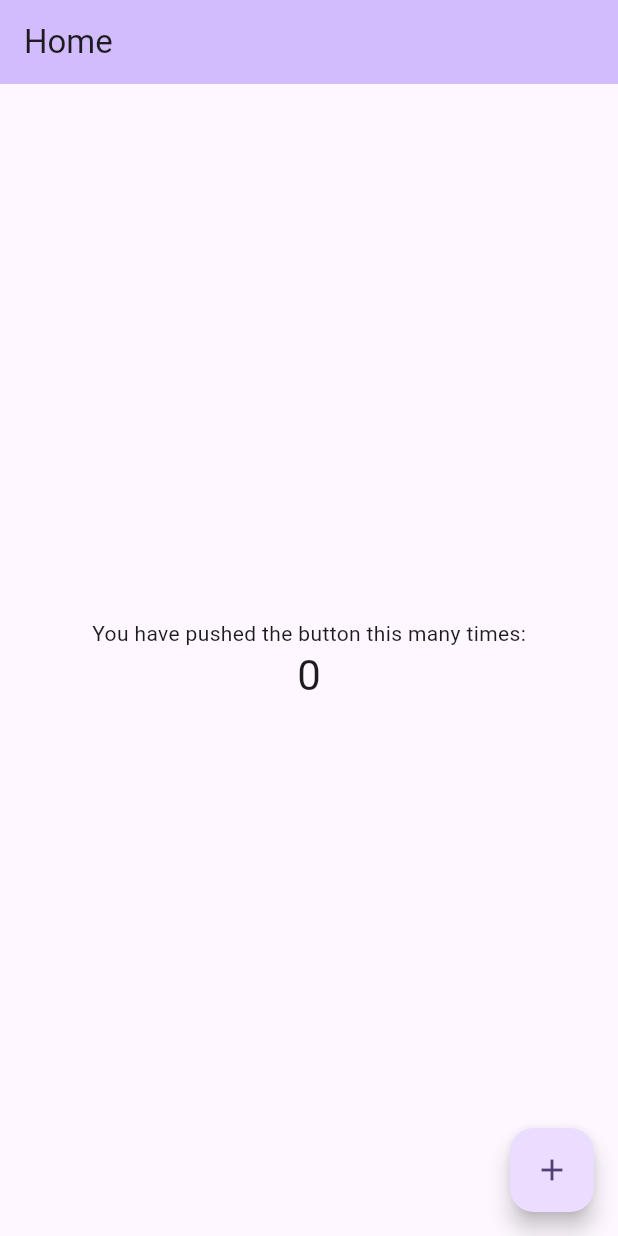
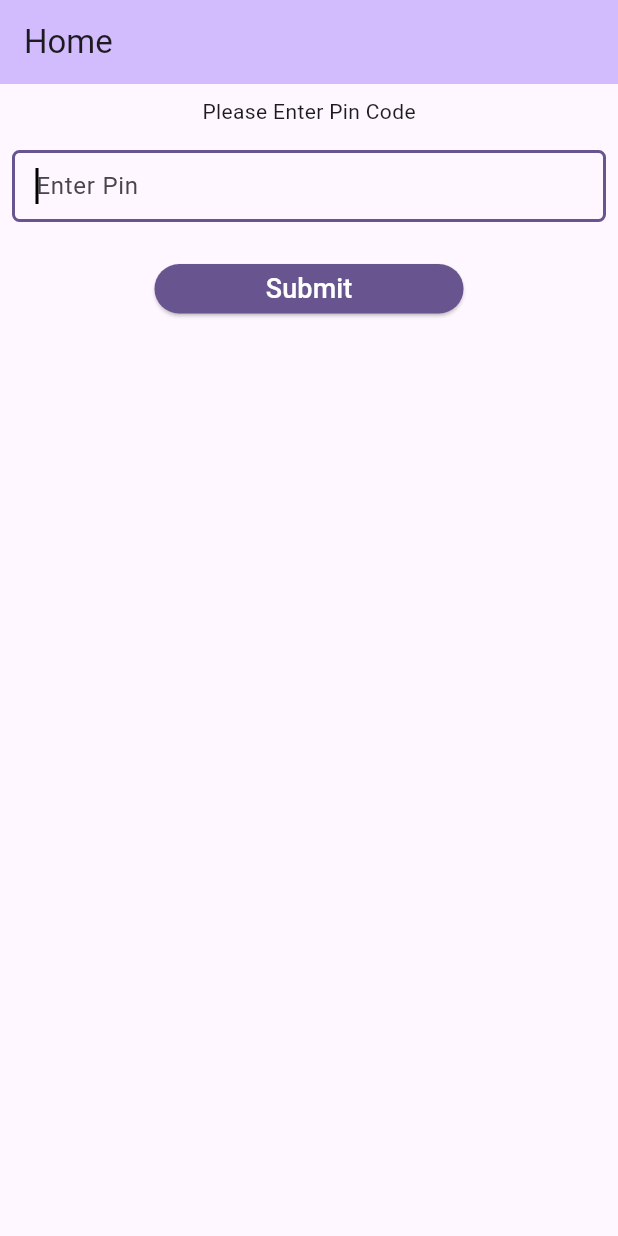
Before and after one commit to Rgada28/Zippopotamus_flutter, a Flutter app: the screen it shows after launch, on a phone screen of 412 x 824 dp. Run offline on Flutter 3.47's test engine with Material 3 defaults, Android fonts, the phone set to English and light mode, and no system bars; our stand-ins replace get.

Commit message:
feat: Add Home UI

```diff
--- a/lib/config/routes.dart
+++ b/lib/config/routes.dart
@@ -1,5 +1,6 @@
 import 'package:get/get_navigation/src/routes/get_route.dart';
-import 'package:zippopotamus/modules/home/presentation/home_view.dart';
+import 'package:zippopotamus/modules/home/presentation/bindings/home_view_binding.dart';
+import 'package:zippopotamus/modules/home/presentation/views/home_view.dart';
 import 'package:zippopotamus/modules/splash/presentation/bindings/splash_binding.dart';
 import 'package:zippopotamus/modules/splash/presentation/views/splash_view.dart';
 
@@ -10,7 +11,7 @@ class Routes {
     GetPage(
       name: '/$homeView',
       page: () => const HomeView(),
-      // binding: HomeViewBinding(),
+      binding: HomeViewBinding(),
     ),
     GetPage(
       name: '/$splashView',
--- /dev/null
+++ b/lib/core/constants/string/home_string.dart
@@ -0,0 +1,5 @@
+class HomeStrings {
+  static String home = "Home";
+  static String enterPin = "Please Enter Pin Code";
+  static String submit = "Submit";
+}
--- a/lib/main.dart
+++ b/lib/main.dart
@@ -23,7 +23,6 @@ class MyApp extends StatelessWidget {
       getPages: Routes.routes,
       initialBinding: SplashViewBinding(),
       initialRoute: Routes.splashView,
-      // home: const SplashView(),
     );
   }
 }
--- /dev/null
+++ b/lib/modules/home/presentation/bindings/home_view_binding.dart
@@ -0,0 +1,9 @@
+import 'package:get/get.dart';
+import 'package:zippopotamus/modules/home/presentation/controllers/home_controller.dart';
+
+class HomeViewBinding extends Bindings {
+  @override
+  void dependencies() {
+    Get.lazyPut<HomeController>(() => HomeController());
+  }
+}
--- /dev/null
+++ b/lib/modules/home/presentation/controllers/home_controller.dart
@@ -0,0 +1,13 @@
+import 'package:flutter/widgets.dart';
+import 'package:get/get.dart';
+
+class HomeController extends GetxController {
+  Rx<TextEditingController> pinCodeController = TextEditingController().obs;
+  final formKey = GlobalKey<FormState>();
+
+  @override
+  void onClose() {
+    pinCodeController.value.dispose();
+    super.onClose();
+  }
+}
--- a/lib/modules/home/presentation/home_view.dart
+++ /dev/null
@@ -1,47 +0,0 @@
-import 'package:flutter/material.dart';
-
-class HomeView extends StatefulWidget {
-  const HomeView({super.key});
-
-  @override
-  State<HomeView> createState() => _HomeViewState();
-}
-
-class _HomeViewState extends State<HomeView> {
-  int _counter = 0;
-
-  void _incrementCounter() {
-    setState(() {
-      _counter++;
-    });
-  }
-
-  @override
-  Widget build(BuildContext context) {
-    return Scaffold(
-      appBar: AppBar(
-        backgroundColor: Theme.of(context).colorScheme.inversePrimary,
-        title: const Text("Home"),
-      ),
-      body: Center(
-        child: Column(
-          mainAxisAlignment: MainAxisAlignment.center,
-          children: <Widget>[
-            const Text(
-              'You have pushed the button this many times:',
-            ),
-            Text(
-              '$_counter',
-              style: Theme.of(context).textTheme.headlineMedium,
-            ),
-          ],
-        ),
-      ),
-      floatingActionButton: FloatingActionButton(
-        onPressed: _incrementCounter,
-        tooltip: 'Increment',
-        child: const Icon(Icons.add),
-      ),
-    );
-  }
-}
--- /dev/null
+++ b/lib/modules/home/presentation/views/home_view.dart
@@ -0,0 +1,87 @@
+import 'package:flutter/material.dart';
+import 'package:get/get_state_manager/get_state_manager.dart';
+import 'package:get/get_utils/get_utils.dart';
+import 'package:zippopotamus/core/constants/string/home_string.dart';
+import 'package:zippopotamus/modules/home/presentation/controllers/home_controller.dart';
+
+class HomeView extends GetView<HomeController> {
+  const HomeView({super.key});
+
+  @override
+  Widget build(BuildContext context) {
+    return Scaffold(
+      appBar: AppBar(
+        backgroundColor: Theme.of(context).colorScheme.inversePrimary,
+        title: Text(HomeStrings.home),
+      ),
+      body: Column(
+        mainAxisAlignment: MainAxisAlignment.start,
+        children: <Widget>[
+          Padding(
+            padding: const EdgeInsets.all(8.0),
+            child: Text(
+              HomeStrings.enterPin,
+            ),
+          ),
+          Padding(
+            padding: const EdgeInsets.all(8.0),
+            child: Form(
+              key: controller.formKey,
+              child: TextFormField(
+                autofocus: true,
+                controller: controller.pinCodeController.value,
+                textAlign: TextAlign.start,
+                onChanged: (String value) {},
+                enableInteractiveSelection: true,
+                cursorColor: Colors.black,
+                textInputAction: TextInputAction.done,
+                keyboardType: TextInputType.phone,
+                validator: (value) {
+                  if (value == null || value.isEmpty) {
+                    return 'Please a pin some text';
+                  }
+                  if (value.isEmpty) {
+                    return 'Please enter min 3 character';
+                  }
+                  return null;
+                },
+                decoration: const InputDecoration(
+                  counterText: "",
+                  isDense: true,
+                  hintText: 'Enter Pin',
+                  border: OutlineInputBorder(
+                    borderRadius: BorderRadius.all(Radius.circular(5.0)),
+                  ),
+                ),
+              ),
+            ),
+          ),
+          const SizedBox(
+            height: 20,
+          ),
+          SizedBox(
+            width: context.mediaQuery.size.width * 0.5,
+            height: context.mediaQuery.size.width * 0.08,
+            child: ElevatedButton(
+              style: ButtonStyle(
+                  backgroundColor: WidgetStateProperty.all<Color>(
+                      Theme.of(context).colorScheme.primary)),
+              onPressed: () {
+                controller.formKey.currentState!.validate();
+              },
+              child: Text(
+                HomeStrings.submit,
+                style: const TextStyle(fontSize: 18, color: Colors.white),
+              ),
+            ),
+          ),
+        ],
+      ),
+      // floatingActionButton: FloatingActionButton(
+      //   onPressed: controller.incrementCounter,
+      //   tooltip: 'Increment',
+      //   child: const Icon(Icons.add),
+      // ),
+    );
+  }
+}
```
